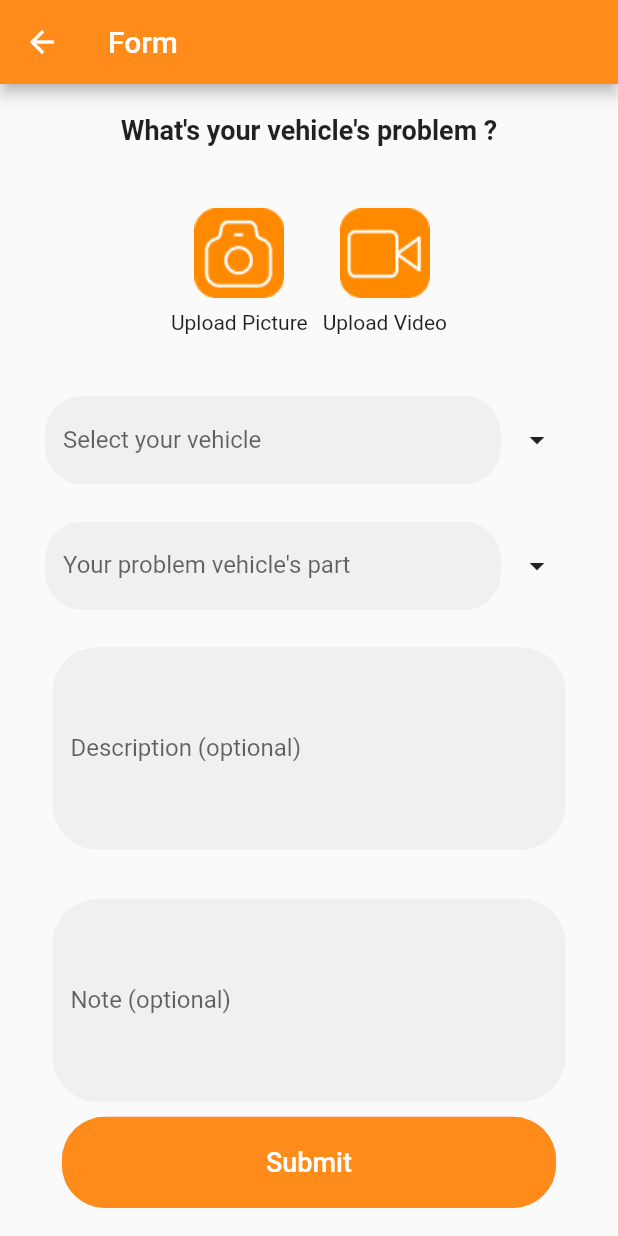
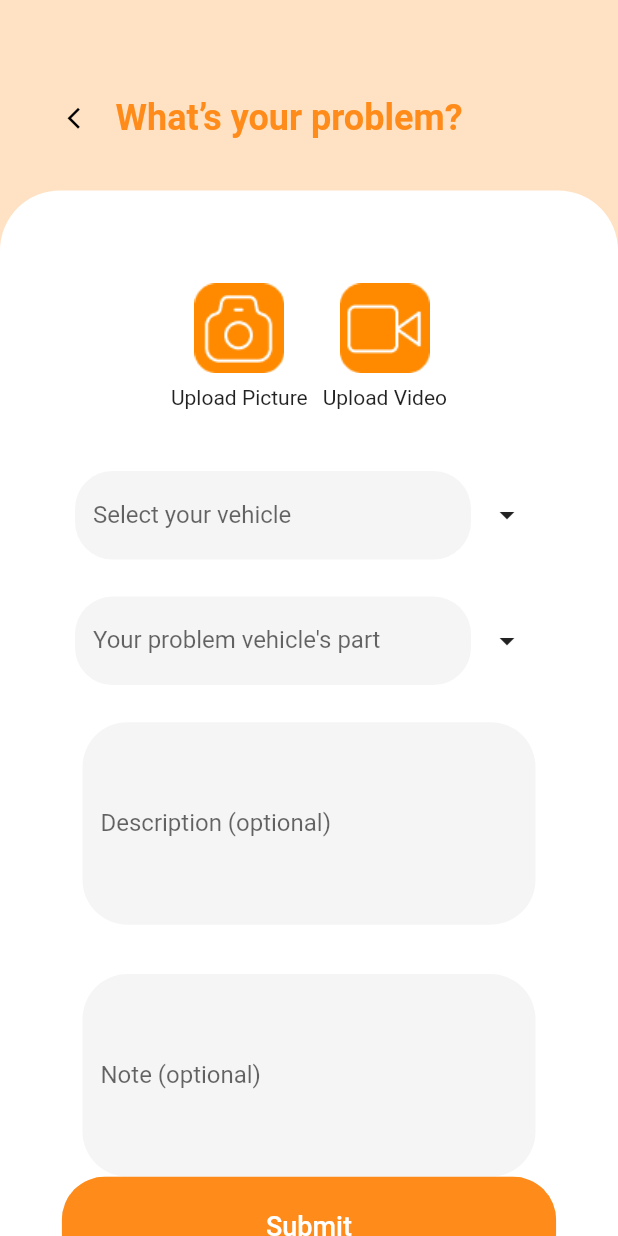
Before and after one commit to tuhu556/repair_store_hci201, a Flutter app: the BookingFormScreen screen opened by its route, on a phone screen of 412 x 824 dp. Run offline on Flutter 3.47's test engine with Material 2 defaults, Android fonts, the phone set to English and light mode, and no system bars; drawn by our look-alikes of keyboard_dismisser; our stand-ins replace flutter_spinkit, flutter_svg, font_awesome_flutter; Roboto replaces fonts that are missing (Poppins).

Commit message:
update custom qappbar

```diff
--- a/lib/components/rounded_button.dart
+++ b/lib/components/rounded_button.dart
@@ -16,8 +16,9 @@ class RoundedButton extends StatelessWidget {
   Widget build(BuildContext context) {
     Size size = MediaQuery.of(context).size;
     return Container(
-      margin: EdgeInsets.symmetric(vertical: 10),
+      // margin: EdgeInsets.symmetric(vertical: 10),
       width: size.width * 0.8,
+      height: size.height * 0.08,
       child: ClipRRect(
         borderRadius: BorderRadius.circular(29),
         child: newElevatedButton(),
@@ -34,7 +35,7 @@ class RoundedButton extends StatelessWidget {
       onPressed: press,
       style: ElevatedButton.styleFrom(
         primary: color,
-        padding: EdgeInsets.symmetric(horizontal: 40, vertical: 20),
+        padding: EdgeInsets.symmetric(horizontal: 40),
         textStyle: TextStyle(
             color: textColor, fontSize: 18, fontWeight: FontWeight.w500),
       ),
--- a/lib/screens/booking_form/booking_form_screen.dart
+++ b/lib/screens/booking_form/booking_form_screen.dart
@@ -1,17 +1,19 @@
 import 'package:flutter/material.dart';
 import 'package:repair_app/contanst/color.dart';
 import 'package:repair_app/screens/booking_form/components/body.dart';
+import 'package:repair_app/screens/booking_form/components/test.dart';
 
 class BookingFormScreen extends StatelessWidget {
   static String routeName = "/bookingForm";
   @override
   Widget build(BuildContext context) {
     return Scaffold(
-      appBar: AppBar(
+      /*appBar: AppBar(
         title: Text("Form"),
         backgroundColor: AppColors.colorFF8C1A,
-      ),
-      body: Body(),
+      ),*/
+      backgroundColor: Color.fromRGBO(255, 225, 195, 1.0),
+      body: TestAppBar(),
     );
   }
 }
--- /dev/null
+++ b/lib/screens/booking_form/components/test.dart
@@ -0,0 +1,241 @@
+import 'package:flutter/cupertino.dart';
+import 'package:flutter/material.dart';
+import 'package:repair_app/components/rounded_button.dart';
+import 'package:repair_app/contanst/color.dart';
+import 'package:repair_app/screens/booking_form/components/body.dart';
+import 'package:repair_app/screens/home/home_screen.dart';
+import 'package:repair_app/screens/spinner_page/spinner_screen.dart';
+
+class TestAppBar extends StatelessWidget {
+  const TestAppBar({ Key? key }) : super(key: key);
+
+  @override
+  Widget build(BuildContext context) {
+    Size size = MediaQuery.of(context).size;
+    return Column(
+      crossAxisAlignment: CrossAxisAlignment.start,
+        children: [
+          Container(
+            padding: EdgeInsets.only(top: 55.0, left: 30.0, right: 30.0, bottom: 25.0),
+            child: Row(
+              crossAxisAlignment: CrossAxisAlignment.center,
+              children: <Widget>[
+                InkWell(
+                  child: Padding(
+                    padding: EdgeInsets.symmetric(horizontal: 15, vertical: 15),
+                    child: Icon(Icons.arrow_back_ios, color: Colors.black, size: 17.0),
+                  ),
+                  onTap: () {
+                    Navigator.pop(context);
+                  },
+                ),
+                Text(
+                  'What’s your problem?',
+                  style: TextStyle(
+                    color: Color(0xFFFF8C1A),
+                    fontSize: 24.0,
+                    fontWeight: FontWeight.w700,
+                  ),
+                ),
+              ],
+            ),
+          ),
+          Expanded(
+            child: Container(
+              child: SingleChildScrollView(
+                child: Center(
+                  child: Column(
+                    children: [
+                      SizedBox(
+                        height: size.height * 0.025,
+                      ),
+                      // Text(
+                      //   "What's your vehicle's problem ?",
+                      //   style: TextStyle(fontSize: 18, fontWeight: FontWeight.bold),
+                      // ),
+                      SizedBox(
+                        height: size.height * 0.05,
+                      ),
+                      Row(
+                        mainAxisAlignment: MainAxisAlignment.center,
+                        children: [
+                          GestureDetector(
+                            child: Column(
+                              children: [
+                                Image.asset("assets/images/camera.png"),
+                                SizedBox(
+                                  height: 8,
+                                ),
+                                Text("Upload Picture")
+                              ],
+                            ),
+                            onTap: () {
+                              Navigator.pushNamed(
+                                context,
+                                HomeScreen.routeName,
+                              );
+                            },
+                          ),
+                          SizedBox(
+                            width: 10,
+                          ),
+                          GestureDetector(
+                            child: Column(
+                              children: [
+                                Image.asset("assets/images/video.png"),
+                                SizedBox(
+                                  height: 8,
+                                ),
+                                Text("Upload Video")
+                              ],
+                            ),
+                            onTap: () {
+                              Navigator.pushNamed(
+                                context,
+                                HomeScreen.routeName,
+                              );
+                            },
+                          ),
+                        ],
+                      ),
+                      SizedBox(
+                        height: size.height * 0.05,
+                      ),
+                      Padding(
+                        padding: EdgeInsets.symmetric(horizontal: 30),
+                        child: Row(
+                          children: <Widget>[
+                            Expanded(
+                              child: TextFormField(
+                                decoration: InputDecoration(
+                                  border: OutlineInputBorder(
+                                    borderRadius: BorderRadius.circular(25),
+                                    borderSide: BorderSide.none,
+                                  ),
+                                  filled: true,
+                                  hintText: 'Select your vehicle',
+                                  labelText: 'Select your vehicle',
+                                ),
+                                controller: vehicleSelected,
+                              ),
+                            ),
+                            PopupMenuButton<String>(
+                              icon: const Icon(Icons.arrow_drop_down),
+                              onSelected: (String value) {
+                                vehicleSelected.text = value;
+                              },
+                              itemBuilder: (BuildContext context) {
+                                return vehicles
+                                    .map<PopupMenuItem<String>>((String value) {
+                                  return new PopupMenuItem(
+                                      child: new Text(value), value: value);
+                                }).toList();
+                              },
+                            ),
+                          ],
+                        ),
+                      ),
+                      SizedBox(
+                        height: size.height * 0.03,
+                      ),
+                      Padding(
+                        padding: EdgeInsets.symmetric(horizontal: 30),
+                        child: Row(
+                          children: <Widget>[
+                            Expanded(
+                              child: TextFormField(
+                                decoration: InputDecoration(
+                                  border: OutlineInputBorder(
+                                    borderRadius: BorderRadius.circular(25),
+                                    borderSide: BorderSide.none,
+                                  ),
+                                  filled: true,
+                                  hintText: "Your problem vehicle's part",
+                                  labelText: "Your problem vehicle's part",
+                                ),
+                                controller: serviceSelected,
+                              ),
+                            ),
+                            PopupMenuButton<String>(
+                              icon: const Icon(Icons.arrow_drop_down),
+                              onSelected: (String value) {
+                                serviceSelected.text = value;
+                              },
+                              itemBuilder: (BuildContext context) {
+                                return services
+                                    .map<PopupMenuItem<String>>((String value) {
+                                  return new PopupMenuItem(
+                                      child: new Text(value), value: value);
+                                }).toList();
+                              },
+                            ),
+                          ],
+                        ),
+                      ),
+                      SizedBox(
+                        height: size.height * 0.03,
+                      ),
+                      Padding(
+                        padding: EdgeInsets.symmetric(horizontal: 35),
+                        child: TextFormField(
+                          decoration: InputDecoration(
+                            border: OutlineInputBorder(
+                              borderRadius: BorderRadius.circular(30),
+                              borderSide: BorderSide.none,
+                            ),
+                            filled: true,
+                            hintText: 'Enter a description...',
+                            labelText: 'Description (optional)',
+                          ),
+                          onChanged: (value) {},
+                          maxLines: 5,
+                        ),
+                      ),
+                      SizedBox(
+                        height: size.height * 0.04,
+                      ),
+                      Padding(
+                        padding: EdgeInsets.symmetric(horizontal: 35),
+                        child: TextFormField(
+                          decoration: InputDecoration(
+                            border: OutlineInputBorder(
+                              borderRadius: BorderRadius.circular(30),
+                              borderSide: BorderSide.none,
+                            ),
+                            filled: true,
+                            hintText: 'Enter a Note...',
+                            labelText: 'Note (optional)',
+                          ),
+                          onChanged: (value) {},
+                          maxLines: 5,
+                        ),
+                      ),
+                      RoundedButton(
+                        color: AppColors.colorFF8C1A,
+                        textColor: Colors.white,
+                        text: "Submit",
+                        press: () {
+                          Navigator.pushNamed(
+                            context,
+                            SpinnerScreen.routeName,
+                          );
+                        },
+                      ),
+                    ],
+                  ),
+                ),
+              ),
+              padding: EdgeInsets.symmetric(horizontal: 20.0),
+              decoration: BoxDecoration(
+                color: Colors.white,
+                borderRadius: BorderRadius.only(
+                  topLeft: Radius.circular(40.0),
+                  topRight: Radius.circular(40.0),
+                ),
+              ),
+            ),
+          ),
+        ]
+    );
+  }
+}
--- a/lib/screens/profile/components/body.dart
+++ b/lib/screens/profile/components/body.dart
@@ -37,6 +37,7 @@ class Body extends StatelessWidget {
                 shrinkWrap: true,
                 physics: NeverScrollableScrollPhysics(),
             ),
+            SizedBox(height: size.height * 0.03),
             Align(
               alignment: Alignment.center,
               child: RoundedButton(
```
